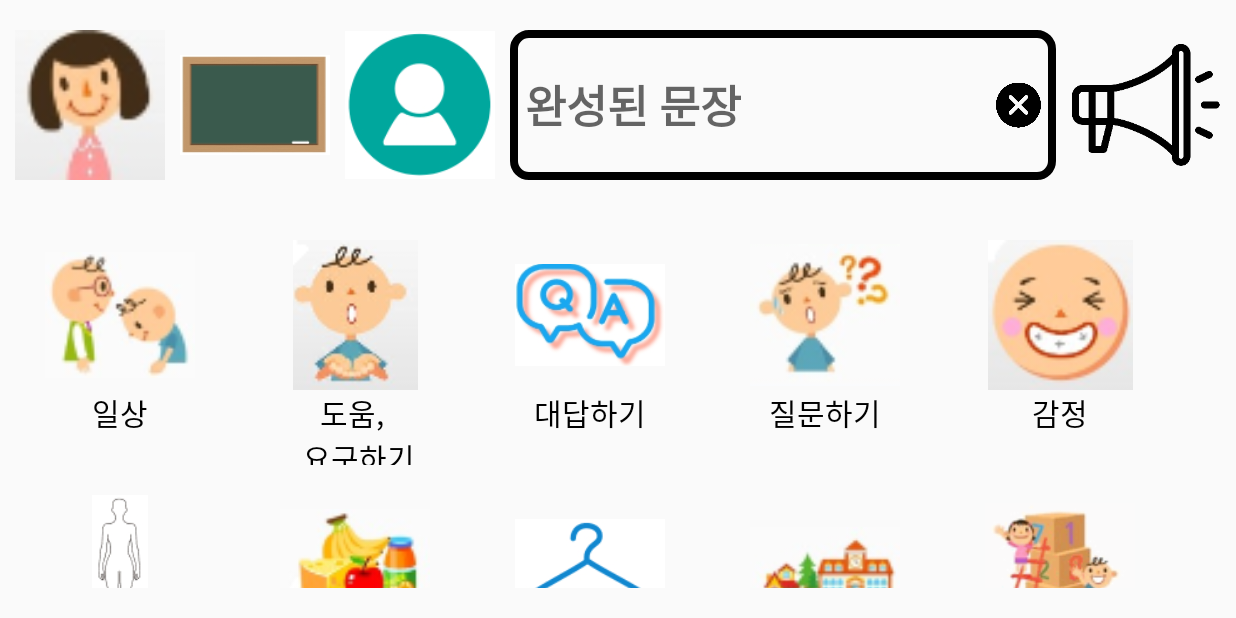
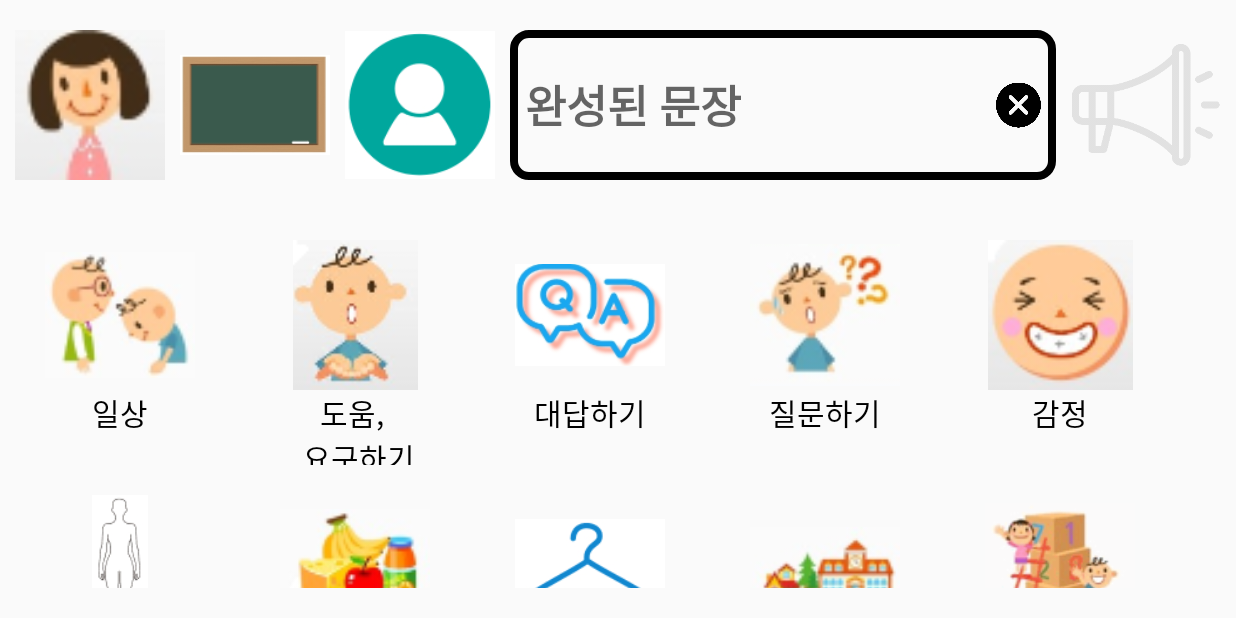
Before and after one commit to lunay0ung/AAC, an Android app built with Jetpack Compose: the screen it shows after launch (SecondActivity), on a phone screen of 824 x 412 dp (held sideways). Run offline under Robolectric (Android 15) with nearby library versions, the phone set to English and light mode, and no system bars; our stand-ins replace data binding.

Commit message:
speak button 기본 알파 조정

```diff
--- a/app/src/main/res/layout-land/layout_header.xml
+++ b/app/src/main/res/layout-land/layout_header.xml
@@ -82,6 +82,7 @@
             android:layout_width="100dp"
             android:layout_height="100dp"
             android:layout_margin="10dp"
+            android:alpha="0.1"
             android:src="@drawable/speak2"
             app:layout_constraintEnd_toEndOf="parent"
             app:layout_constraintTop_toTopOf="parent" />
--- a/app/src/main/res/layout/layout_header.xml
+++ b/app/src/main/res/layout/layout_header.xml
@@ -82,6 +82,7 @@
             android:layout_width="100dp"
             android:layout_height="100dp"
             android:layout_margin="10dp"
+            android:alpha="0.1"
             android:src="@drawable/speak2"
             app:layout_constraintEnd_toEndOf="parent"
             app:layout_constraintTop_toTopOf="parent" />
```
